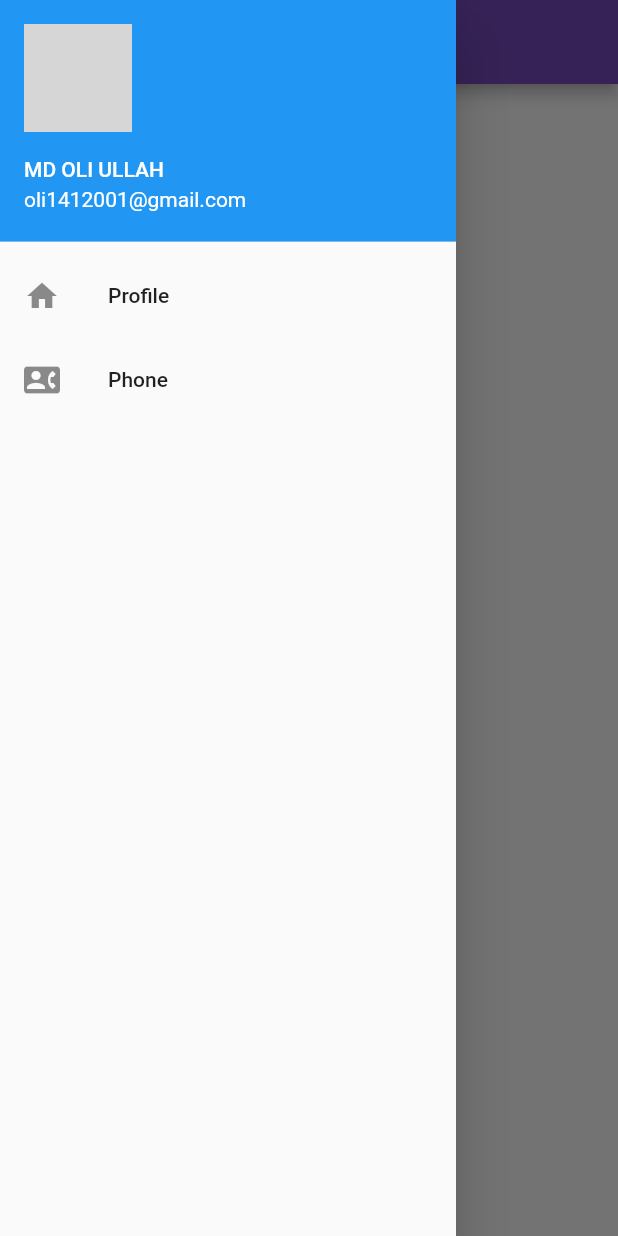
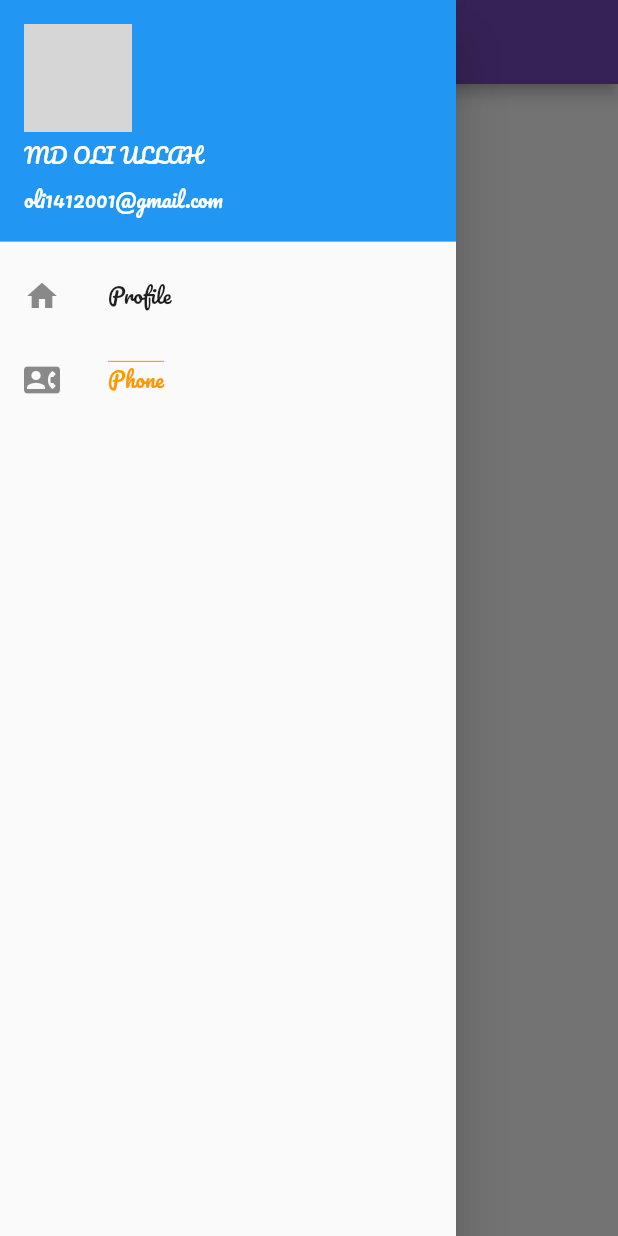
Before and after one commit to Taiyob/Flutter, a Flutter app: the ScreenOne screen opened directly, with the side drawer open, on a phone screen of 412 x 824 dp. Run offline on Flutter 3.47's test engine with Material 2 defaults, Android fonts, the phone set to English and light mode, and no system bars; our stand-ins replace curved_navigation_bar, font_awesome_flutter, shared_preferences; accounts and stored records are empty; network calls fail; grey boxes are pictures that could not be loaded.

Commit message:
screening....

```diff
--- a/lib/route/screenOne.dart
+++ b/lib/route/screenOne.dart
@@ -16,30 +16,49 @@ class _ScreenOneState extends State<ScreenOne> {
     print('counter: ${count++}');
     return Scaffold(
       appBar: AppBar(
-        title: Text('Route System(screen-one)',style: TextStyle(fontFamily: 'Pacifico'),),
+        title: Text(
+          'Route System(screen-one)',
+          style: TextStyle(fontFamily: 'Pacifico'),
+        ),
         backgroundColor: Color(0xff764abc),
       ),
       drawer: Drawer(
         child: ListView(
           children: [
             const UserAccountsDrawerHeader(
-                currentAccountPicture: CircleAvatar(
-                  backgroundImage: NetworkImage('https://media.licdn.com/media/AAYQAQSOAAgAAQAAAAAAAB-zrMZEDXI2T62PSuT6kpB6qg.png'),
-                ),
-                accountName: Text('MD OLI ULLAH '),
-                accountEmail: Text('oli1412001@gmail.com'),
+              currentAccountPicture: CircleAvatar(
+                backgroundImage: NetworkImage(
+                    'https://media.licdn.com/media/AAYQAQSOAAgAAQAAAAAAAB-zrMZEDXI2T62PSuT6kpB6qg.png'),
+              ),
+              accountName: Text(
+                'MD OLI ULLAH ',
+                style: TextStyle(fontFamily: 'Pacifico'),
+              ),
+              accountEmail: Text(
+                'oli1412001@gmail.com',
+                style: TextStyle(fontFamily: 'Pacifico'),
+              ),
             ),
             ListTile(
               leading: const Icon(Icons.home),
-              title: const Text('Profile'),
-              onTap: (){
+              title: const Text(
+                'Profile',
+                style: TextStyle(fontFamily: 'Pacifico'),
+              ),
+              onTap: () {
                 Navigator.pushNamed(context, ScreenTwo.id);
               },
             ),
             ListTile(
               leading: const Icon(Icons.contact_phone),
-              title: const Text('Phone'),
-              onTap: (){
+              title: const Text(
+                'Phone',
+                style: TextStyle(
+                    decoration: TextDecoration.overline,
+                    color: Colors.orange,
+                    fontFamily: 'Pacifico'),
+              ),
+              onTap: () {
                 Navigator.pushNamed(context, ScreenOne.id);
               },
             ),
@@ -50,10 +69,15 @@ class _ScreenOneState extends State<ScreenOne> {
         child: Column(
           mainAxisAlignment: MainAxisAlignment.center,
           children: [
-            TextButton(onPressed: (){
-                  //Navigator.pop(context);
-              Navigator.pushNamed(context, ScreenTwo.id);
-              }, child: const Text('go-screen-two'),
+            TextButton(
+              onPressed: () {
+                //Navigator.pop(context);
+                Navigator.pushNamed(context, ScreenTwo.id);
+              },
+              child: const Text(
+                'go-screen-two',
+                style: TextStyle(fontFamily: 'Pacifico'),
+              ),
             ),
           ],
         ),
--- a/lib/route/screenThree.dart
+++ b/lib/route/screenThree.dart
@@ -15,7 +15,7 @@ class _ScreenThreeState extends State<ScreenThree> {
     print('counter: ${count++}');
     return Scaffold(
       appBar: AppBar(
-        title: Text('Route(screen-three)'),
+        title: Text('Route(screen-three)',style: TextStyle(fontFamily: 'Pacifico'),),
       ),
       body: Container(
         color: Colors.purple,
@@ -29,7 +29,7 @@ class _ScreenThreeState extends State<ScreenThree> {
                  itemBuilder: (context,index){
                  return ListTile(
                    leading: Icon(Icons.account_circle),
-                   title: Text('From screen three',style: TextStyle(color: Colors.deepOrange),),
+                   title: Text('From screen three',style: TextStyle(color: Colors.deepOrange,fontFamily: 'Pacifico'),),
                    onTap: (){},
                  );
               }),
--- a/lib/route/screenTwo.dart
+++ b/lib/route/screenTwo.dart
@@ -15,7 +15,7 @@ class _ScreenTwoState extends State<ScreenTwo> {
   Widget build(BuildContext context) {
     return Scaffold(
       appBar: AppBar(
-        title: Text('Route System(screen-two)'),
+        title: Text('Route System(screen-two)',style: TextStyle(fontFamily: 'Pacifico'),),
         backgroundColor: Color(0xff764abc),
       ),
       body: Center(
@@ -26,7 +26,7 @@ class _ScreenTwoState extends State<ScreenTwo> {
             TextButton(onPressed: (){
                 Navigator.pushNamed(context, ScreenThree.id);
                 //Navigator.push(context, MaterialPageRoute(builder: (context)=>ScreenOne()));
-              }, child: Text('go-screen-three')),
+              }, child: Text('go-screen-three',style: TextStyle(fontFamily: 'Pacifico'),)),
           ],
         ),
       ),
--- a/pubspec.yaml
+++ b/pubspec.yaml
@@ -79,10 +79,12 @@ flutter:
   # list giving the asset and other descriptors for the font. For
   # example:
   fonts:
+    - family: TiltPrism
+      fonts:
+        - asset: assets/fonts/TiltPrism-Regular-VariableFont_XROT,YROT.ttf
     - family: Pacifico
       fonts:
-  #      - asset: assets/fonts/TiltPrism-Regular-VariableFont_XROT,YROT.ttf
-         - asset: assets/fonts/Pacifico-Regular.ttf
+        - asset: assets/fonts/Pacifico-Regular.ttf
   #         style: italic
   #   - family: Trajan Pro
   #     fonts:
```
Also changed, not shown: assets/images/logoLogin.png (added).
